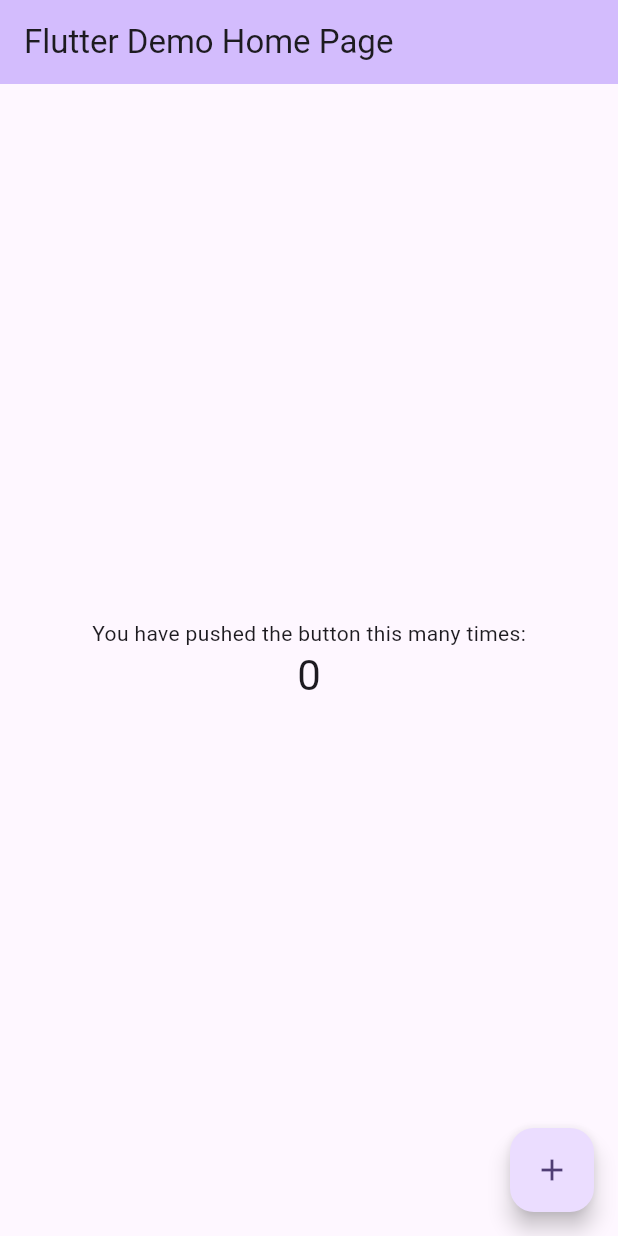
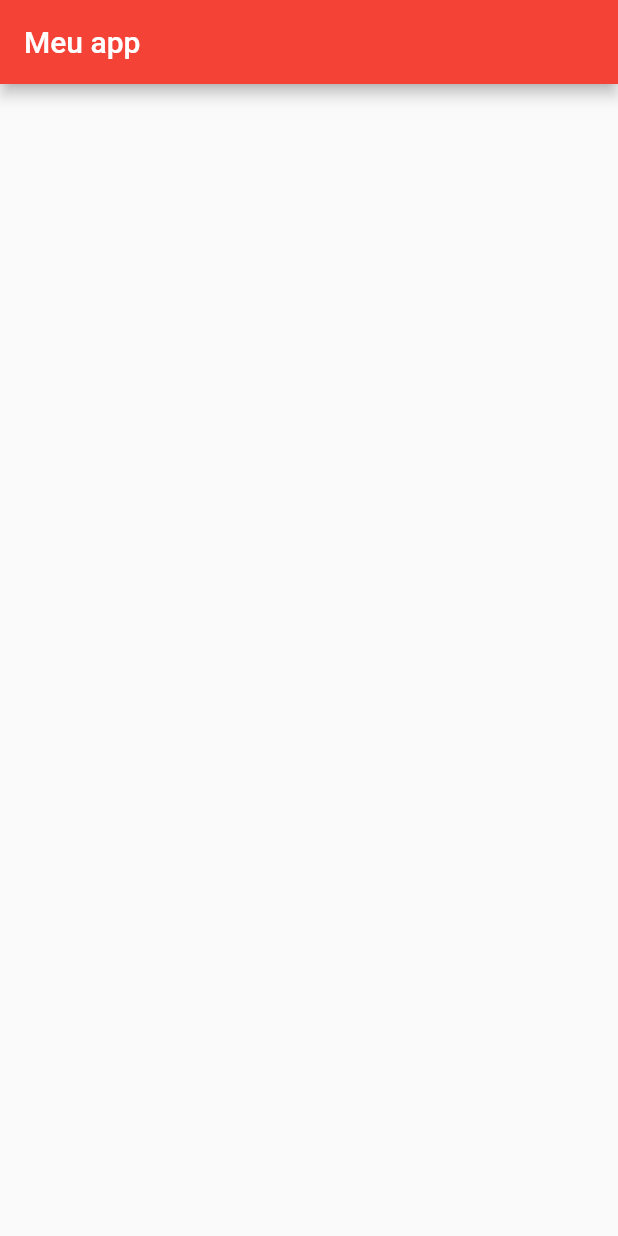
Before and after one commit to Brumidori/flutter-app, a Flutter app: the screen it shows after launch, on a phone screen of 412 x 824 dp. Run offline on Flutter 3.47's test engine with Material 2 defaults, Android fonts, the phone set to English and light mode, and no system bars.

Commit message:
recriando main do zero

```diff
--- a/lib/main.dart
+++ b/lib/main.dart
@@ -5,121 +5,33 @@ void main() {
 }
 
 class MyApp extends StatelessWidget {
-  const MyApp({super.key});
+  const MyApp({Key? key}) : super(key: key);
 
-  // This widget is the root of your application.
   @override
   Widget build(BuildContext context) {
     return MaterialApp(
-      title: 'Flutter Demo',
-      theme: ThemeData(
-        // This is the theme of your application.
-        //
-        // TRY THIS: Try running your application with "flutter run". You'll see
-        // the application has a blue toolbar. Then, without quitting the app,
-        // try changing the seedColor in the colorScheme below to Colors.green
-        // and then invoke "hot reload" (save your changes or press the "hot
-        // reload" button in a Flutter-supported IDE, or press "r" if you used
-        // the command line to start the app).
-        //
-        // Notice that the counter didn't reset back to zero; the application
-        // state is not lost during the reload. To reset the state, use hot
-        // restart instead.
-        //
-        // This works for code too, not just values: Most code changes can be
-        // tested with just a hot reload.
-        colorScheme: ColorScheme.fromSeed(seedColor: Colors.deepPurple),
-        useMaterial3: true,
-      ),
-      home: const MyHomePage(title: 'Flutter Demo Home Page'),
+      debugShowCheckedModeBanner: false,
+      theme: ThemeData(primarySwatch: Colors.red),
+      home: HomePage(),
     );
   }
 }
 
-class MyHomePage extends StatefulWidget {
-  const MyHomePage({super.key, required this.title});
-
-  // This widget is the home page of your application. It is stateful, meaning
-  // that it has a State object (defined below) that contains fields that affect
-  // how it looks.
-
-  // This class is the configuration for the state. It holds the values (in this
-  // case the title) provided by the parent (in this case the App widget) and
-  // used by the build method of the State. Fields in a Widget subclass are
-  // always marked "final".
-
-  final String title;
+class HomePage extends StatefulWidget {
+  const HomePage({super.key});
 
   @override
-  State<MyHomePage> createState() => _MyHomePageState();
+  State<HomePage> createState() => _HomePageState();
 }
 
-class _MyHomePageState extends State<MyHomePage> {
-  int _counter = 0;
-
-  void _incrementCounter() {
-    setState(() {
-      // This call to setState tells the Flutter framework that something has
-      // changed in this State, which causes it to rerun the build method below
-      // so that the display can reflect the updated values. If we changed
-      // _counter without calling setState(), then the build method would not be
-      // called again, and so nothing would appear to happen.
-      _counter++;
-    });
-  }
-
+class _HomePageState extends State<HomePage> {
   @override
   Widget build(BuildContext context) {
-    // This method is rerun every time setState is called, for instance as done
-    // by the _incrementCounter method above.
-    //
-    // The Flutter framework has been optimized to make rerunning build methods
-    // fast, so that you can just rebuild anything that needs updating rather
-    // than having to individually change instances of widgets.
     return Scaffold(
       appBar: AppBar(
-        // TRY THIS: Try changing the color here to a specific color (to
-        // Colors.amber, perhaps?) and trigger a hot reload to see the AppBar
-        // change color while the other colors stay the same.
-        backgroundColor: Theme.of(context).colorScheme.inversePrimary,
-        // Here we take the value from the MyHomePage object that was created by
-        // the App.build method, and use it to set our appbar title.
-        title: Text(widget.title),
-      ),
-      body: Center(
-        // Center is a layout widget. It takes a single child and positions it
-        // in the middle of the parent.
-        child: Column(
-          // Column is also a layout widget. It takes a list of children and
-          // arranges them vertically. By default, it sizes itself to fit its
-          // children horizontally, and tries to be as tall as its parent.
-          //
-          // Column has various properties to control how it sizes itself and
-          // how it positions its children. Here we use mainAxisAlignment to
-          // center the children vertically; the main axis here is the vertical
-          // axis because Columns are vertical (the cross axis would be
-          // horizontal).
-          //
-          // TRY THIS: Invoke "debug painting" (choose the "Toggle Debug Paint"
-          // action in the IDE, or press "p" in the console), to see the
-          // wireframe for each widget.
-          mainAxisAlignment: MainAxisAlignment.center,
-          children: <Widget>[
-            const Text(
-              'You have pushed the button this many times:',
-            ),
-            Text(
-              '$_counter',
-              style: Theme.of(context).textTheme.headlineMedium,
-            ),
-          ],
-        ),
-      ),
-      floatingActionButton: FloatingActionButton(
-        onPressed: _incrementCounter,
-        tooltip: 'Increment',
-        child: const Icon(Icons.add),
-      ), // This trailing comma makes auto-formatting nicer for build methods.
+          title: const Text(
+        "Meu app",
+      )),
     );
   }
 }
```
